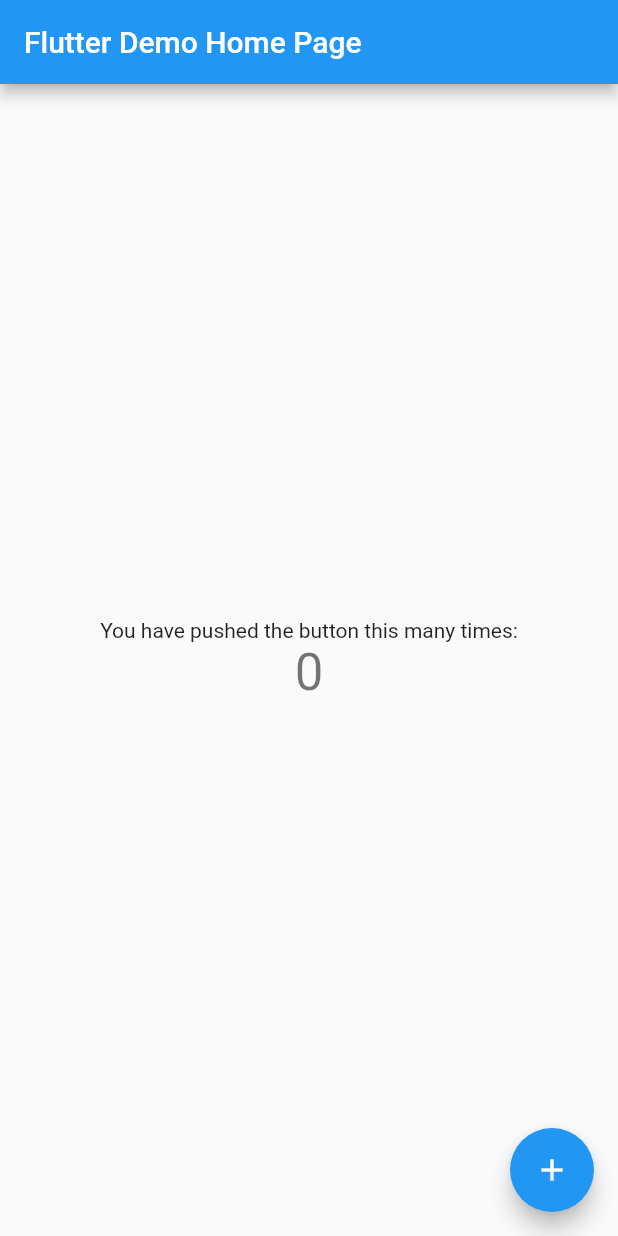
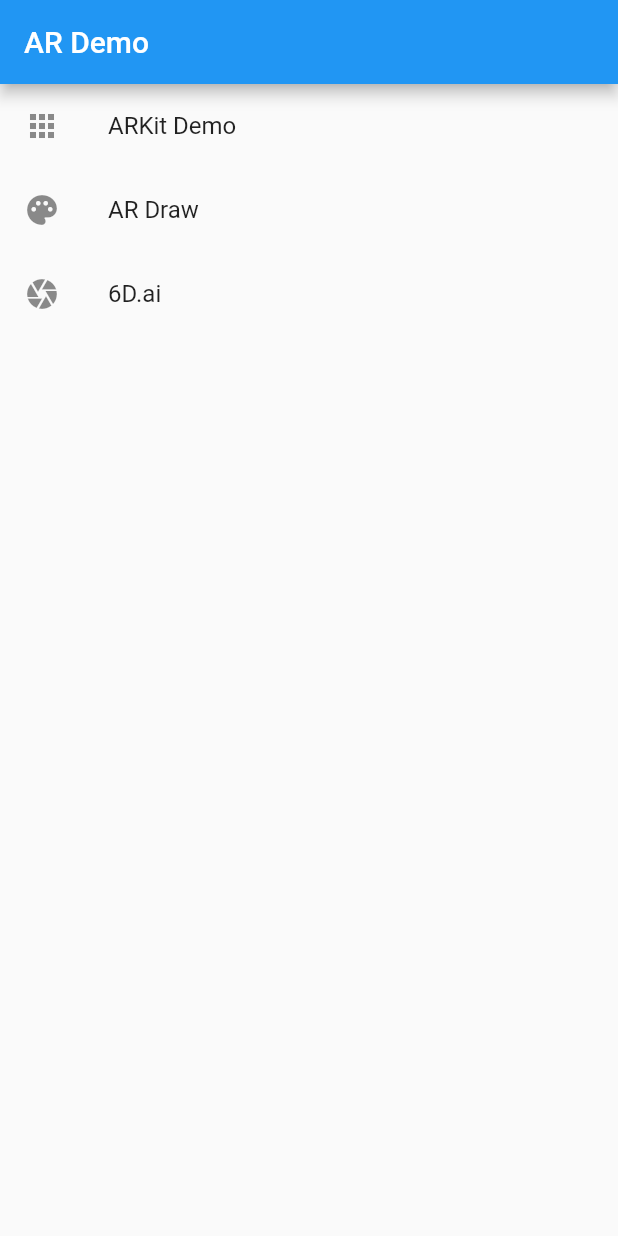
Before and after one commit to mkoehne/ARDemo, a Flutter app: the screen it shows after launch, on a phone screen of 412 x 824 dp. Run offline on Flutter 3.47's test engine with Material 2 defaults, Android fonts, the phone set to English and light mode, and no system bars.

```diff
--- a/lib/main.dart
+++ b/lib/main.dart
@@ -1,41 +1,25 @@
+import 'package:ardemo/pages/ardraw_page.dart';
+import 'package:ardemo/pages/arkit_page.dart';
 import 'package:flutter/material.dart';
+import 'package:flutter/services.dart';
 
 void main() => runApp(MyApp());
 
 class MyApp extends StatelessWidget {
-  // This widget is the root of your application.
   @override
   Widget build(BuildContext context) {
     return MaterialApp(
-      title: 'Flutter Demo',
+      title: 'AR Demo',
       theme: ThemeData(
-        // This is the theme of your application.
-        //
-        // Try running your application with "flutter run". You'll see the
-        // application has a blue toolbar. Then, without quitting the app, try
-        // changing the primarySwatch below to Colors.green and then invoke
-        // "hot reload" (press "r" in the console where you ran "flutter run",
-        // or simply save your changes to "hot reload" in a Flutter IDE).
-        // Notice that the counter didn't reset back to zero; the application
-        // is not restarted.
         primarySwatch: Colors.blue,
       ),
-      home: MyHomePage(title: 'Flutter Demo Home Page'),
+      home: MyHomePage(title: 'AR Demo'),
     );
   }
 }
 
 class MyHomePage extends StatefulWidget {
   MyHomePage({Key key, this.title}) : super(key: key);
-
-  // This widget is the home page of your application. It is stateful, meaning
-  // that it has a State object (defined below) that contains fields that affect
-  // how it looks.
-
-  // This class is the configuration for the state. It holds the values (in this
-  // case the title) provided by the parent (in this case the App widget) and
-  // used by the build method of the State. Fields in a Widget subclass are
-  // always marked "final".
 
   final String title;
 
@@ -44,68 +28,54 @@ class MyHomePage extends StatefulWidget {
 }
 
 class _MyHomePageState extends State<MyHomePage> {
-  int _counter = 0;
-
-  void _incrementCounter() {
-    setState(() {
-      // This call to setState tells the Flutter framework that something has
-      // changed in this State, which causes it to rerun the build method below
-      // so that the display can reflect the updated values. If we changed
-      // _counter without calling setState(), then the build method would not be
-      // called again, and so nothing would appear to happen.
-      _counter++;
-    });
-  }
+  static const String _channel = 'test_activity';
+  static const platform = const MethodChannel(_channel);
 
   @override
   Widget build(BuildContext context) {
-    // This method is rerun every time setState is called, for instance as done
-    // by the _incrementCounter method above.
-    //
-    // The Flutter framework has been optimized to make rerunning build methods
-    // fast, so that you can just rebuild anything that needs updating rather
-    // than having to individually change instances of widgets.
     return Scaffold(
       appBar: AppBar(
-        // Here we take the value from the MyHomePage object that was created by
-        // the App.build method, and use it to set our appbar title.
         title: Text(widget.title),
       ),
-      body: Center(
-        // Center is a layout widget. It takes a single child and positions it
-        // in the middle of the parent.
-        child: Column(
-          // Column is also layout widget. It takes a list of children and
-          // arranges them vertically. By default, it sizes itself to fit its
-          // children horizontally, and tries to be as tall as its parent.
-          //
-          // Invoke "debug painting" (press "p" in the console, choose the
-          // "Toggle Debug Paint" action from the Flutter Inspector in Android
-          // Studio, or the "Toggle Debug Paint" command in Visual Studio Code)
-          // to see the wireframe for each widget.
-          //
-          // Column has various properties to control how it sizes itself and
-          // how it positions its children. Here we use mainAxisAlignment to
-          // center the children vertically; the main axis here is the vertical
-          // axis because Columns are vertical (the cross axis would be
-          // horizontal).
-          mainAxisAlignment: MainAxisAlignment.center,
-          children: <Widget>[
-            Text(
-              'You have pushed the button this many times:',
-            ),
-            Text(
-              '$_counter',
-              style: Theme.of(context).textTheme.display1,
-            ),
-          ],
-        ),
+      body: ListView(
+        children: <Widget>[
+          ListTile(
+            leading: Icon(Icons.apps),
+            title: Text('ARKit Demo'),
+            onTap: () {
+              Navigator.push(
+                context,
+                MaterialPageRoute(builder: (context) => ARKitPage()),
+              );
+            },
+          ),
+          ListTile(
+            leading: Icon(Icons.palette),
+            title: Text('AR Draw'),
+            onTap: () {
+              Navigator.push(
+                context,
+                MaterialPageRoute(builder: (context) => ARDrawPape()),
+              );
+            },
+          ),
+          ListTile(
+            leading: Icon(Icons.camera),
+            title: Text('6D.ai'),
+            onTap: () {
+              _open6D();
+            },
+          ),
+        ],
       ),
-      floatingActionButton: FloatingActionButton(
-        onPressed: _incrementCounter,
-        tooltip: 'Increment',
-        child: Icon(Icons.add),
-      ), // This trailing comma makes auto-formatting nicer for build methods.
     );
   }
+
+  _open6D() async {
+    try {
+      await platform.invokeMethod('startNewActivity');
+    } on PlatformException catch (e) {
+      print(e.message);
+    }
+  }
 }
```
Also changed, not shown: lib/pages/ardraw_page.dart (added, +20 -0 lines), lib/pages/arkit_page.dart (added, +20 -0 lines), 6 other files.
